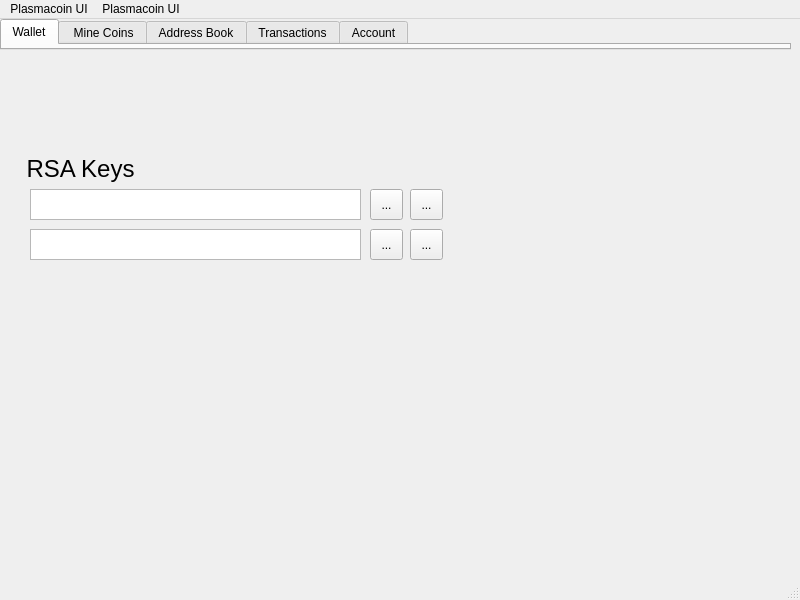
The window that src/qt/plasmacoin-ui/mainwindow.ui (plasmacoin-crypto/Plasmacoin-Blockchain) describes before a commit, drawn with Qt 5.
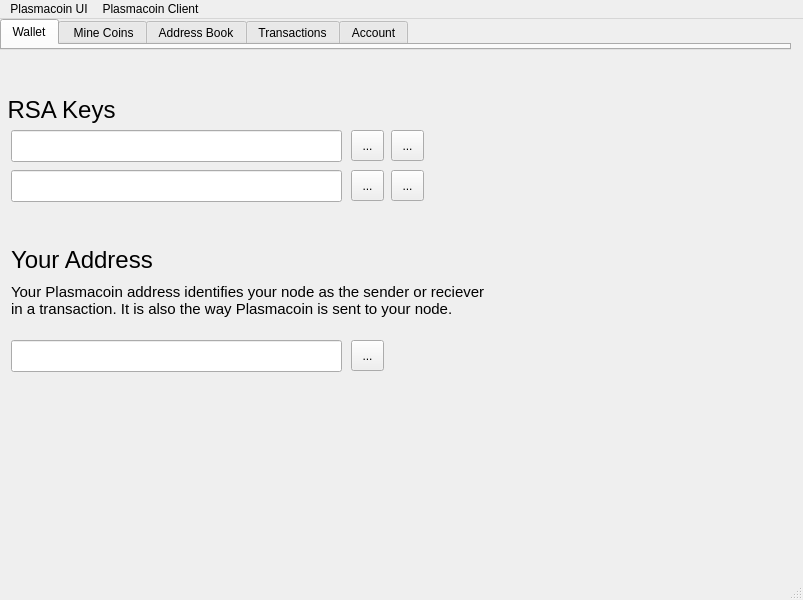
The same window after the commit. The open tabs and pages were chosen to show the change. Icons and pictures are not drawn.

Commit message: Add space for a wallet address

```diff
--- a/src/qt/plasmacoin-ui/mainwindow.ui
+++ b/src/qt/plasmacoin-ui/mainwindow.ui
@@ -7,7 +7,7 @@
    <rect>
     <x>0</x>
     <y>0</y>
-    <width>800</width>
+    <width>803</width>
     <height>600</height>
    </rect>
   </property>
@@ -504,11 +504,118 @@
        </widget>
       </widget>
       <widget class="QWidget" name="loggedIn">
-       <widget class="QLabel" name="label">
+       <widget class="QScrollArea" name="scrollArea">
         <property name="geometry">
          <rect>
+          <x>-10</x>
+          <y>-10</y>
+          <width>821</width>
+          <height>531</height>
+         </rect>
+        </property>
+        <property name="widgetResizable">
+         <bool>true</bool>
+        </property>
+        <widget class="QWidget" name="scrollAreaWidgetContents">
+         <property name="geometry">
+          <rect>
+           <x>0</x>
+           <y>0</y>
+           <width>817</width>
+           <height>527</height>
+          </rect>
+         </property>
+         <widget class="QToolButton" name="pubKeyCopy">
+          <property name="geometry">
+           <rect>
+            <x>400</x>
+            <y>70</y>
+            <width>33</width>
+            <height>31</height>
+           </rect>
+          </property>
+          <property name="text">
+           <string>...</string>
+          </property>
+          <property name="icon">
+           <iconset>
+            <normaloff>../assets/clipboard.png</normaloff>../assets/clipboard.png</iconset>
+          </property>
+         </widget>
+         <widget class="QLineEdit" name="address">
+          <property name="geometry">
+           <rect>
           <x>20</x>
-          <y>80</y>
+            <y>280</y>
+            <width>331</width>
+            <height>32</height>
+           </rect>
+          </property>
+          <property name="readOnly">
+           <bool>true</bool>
+          </property>
+         </widget>
+         <widget class="QLabel" name="addressTitle">
+          <property name="geometry">
+           <rect>
+            <x>20</x>
+            <y>180</y>
+            <width>161</width>
+            <height>41</height>
+           </rect>
+          </property>
+          <property name="text">
+           <string>&lt;html&gt;&lt;head/&gt;&lt;body&gt;&lt;p&gt;&lt;span style=&quot; font-size:18pt;&quot;&gt;Your Address&lt;/span&gt;&lt;/p&gt;&lt;/body&gt;&lt;/html&gt;</string>
+          </property>
+         </widget>
+         <widget class="QLabel" name="addressSubtitle">
+          <property name="geometry">
+           <rect>
+            <x>20</x>
+            <y>220</y>
+            <width>501</width>
+            <height>41</height>
+           </rect>
+          </property>
+          <property name="text">
+           <string>&lt;html&gt;&lt;head/&gt;&lt;body&gt;&lt;p&gt;&lt;span style=&quot; font-size:11pt;&quot;&gt;Your Plasmacoin address identifies your node as the sender or reciever&lt;br&gt;in a transaction. It is also the way Plasmacoin is sent to your node.&lt;/span&gt;&lt;/p&gt;&lt;/body&gt;&lt;/html&gt;</string>
+          </property>
+         </widget>
+         <widget class="QLineEdit" name="privateKey">
+          <property name="geometry">
+           <rect>
+            <x>20</x>
+            <y>110</y>
+            <width>331</width>
+            <height>32</height>
+           </rect>
+          </property>
+          <property name="readOnly">
+           <bool>true</bool>
+          </property>
+         </widget>
+         <widget class="QToolButton" name="ptivKeyCopy">
+          <property name="geometry">
+           <rect>
+            <x>400</x>
+            <y>110</y>
+            <width>33</width>
+            <height>31</height>
+           </rect>
+          </property>
+          <property name="text">
+           <string>...</string>
+          </property>
+          <property name="icon">
+           <iconset>
+            <normaloff>../assets/clipboard.png</normaloff>../assets/clipboard.png</iconset>
+          </property>
+         </widget>
+         <widget class="QLabel" name="rsaTitle">
+          <property name="geometry">
+           <rect>
+            <x>10</x>
+            <y>30</y>
           <width>121</width>
           <height>41</height>
          </rect>
@@ -517,31 +624,24 @@
          <string>&lt;html&gt;&lt;head/&gt;&lt;body&gt;&lt;p align=&quot;center&quot;&gt;&lt;span style=&quot; font-size:18pt;&quot;&gt;RSA Keys&lt;/span&gt;&lt;/p&gt;&lt;/body&gt;&lt;/html&gt;</string>
         </property>
        </widget>
-       <widget class="QTextBrowser" name="textBrowser_2">
+         <widget class="QLineEdit" name="publicKey">
         <property name="geometry">
          <rect>
-          <x>30</x>
-          <y>120</y>
+            <x>20</x>
+            <y>70</y>
           <width>331</width>
-          <height>31</height>
-         </rect>
-        </property>
-       </widget>
-       <widget class="QTextBrowser" name="textBrowser_3">
-        <property name="geometry">
-         <rect>
-          <x>30</x>
-          <y>160</y>
-          <width>331</width>
-          <height>31</height>
-         </rect>
-        </property>
-       </widget>
-       <widget class="QToolButton" name="toolButton">
+            <height>32</height>
+           </rect>
+          </property>
+          <property name="readOnly">
+           <bool>true</bool>
+          </property>
+         </widget>
+         <widget class="QToolButton" name="privKeyShow">
         <property name="geometry">
          <rect>
-          <x>370</x>
-          <y>120</y>
+            <x>360</x>
+            <y>110</y>
           <width>33</width>
           <height>31</height>
          </rect>
@@ -554,11 +654,11 @@
           <normaloff>../assets/no-view.png</normaloff>../assets/no-view.png</iconset>
         </property>
        </widget>
-       <widget class="QToolButton" name="toolButton_2">
+         <widget class="QToolButton" name="addressCopy">
         <property name="geometry">
          <rect>
-          <x>370</x>
-          <y>160</y>
+            <x>360</x>
+            <y>280</y>
           <width>33</width>
           <height>31</height>
          </rect>
@@ -568,31 +668,14 @@
         </property>
         <property name="icon">
          <iconset>
-          <normaloff>../assets/no-view.png</normaloff>../assets/no-view.png</iconset>
-        </property>
-       </widget>
-       <widget class="QToolButton" name="toolButton_3">
-        <property name="geometry">
-         <rect>
-          <x>410</x>
-          <y>120</y>
-          <width>33</width>
-          <height>31</height>
-         </rect>
-        </property>
-        <property name="text">
-         <string>...</string>
-        </property>
-        <property name="icon">
-         <iconset>
           <normaloff>../assets/clipboard.png</normaloff>../assets/clipboard.png</iconset>
         </property>
        </widget>
-       <widget class="QToolButton" name="toolButton_4">
+         <widget class="QToolButton" name="pubKeyShow">
         <property name="geometry">
          <rect>
-          <x>410</x>
-          <y>160</y>
+            <x>360</x>
+            <y>70</y>
           <width>33</width>
           <height>31</height>
          </rect>
@@ -602,8 +685,10 @@
         </property>
         <property name="icon">
          <iconset>
-          <normaloff>../assets/clipboard.png</normaloff>../assets/clipboard.png</iconset>
-        </property>
+            <normaloff>../assets/no-view.png</normaloff>../assets/no-view.png</iconset>
+          </property>
+         </widget>
+        </widget>
        </widget>
       </widget>
      </widget>
@@ -618,7 +703,7 @@
     <rect>
      <x>0</x>
      <y>0</y>
-     <width>800</width>
+     <width>803</width>
      <height>30</height>
     </rect>
    </property>
@@ -636,7 +721,7 @@
    </widget>
    <widget class="QMenu" name="text">
     <property name="title">
-     <string>Plasmacoin UI</string>
+     <string>Plasmacoin Client</string>
     </property>
    </widget>
    <addaction name="icon"/>
```
Left out of the diff: 14 changed lines with no effect on the pictures. Lines whose indentation alone changed are shown as unchanged.
